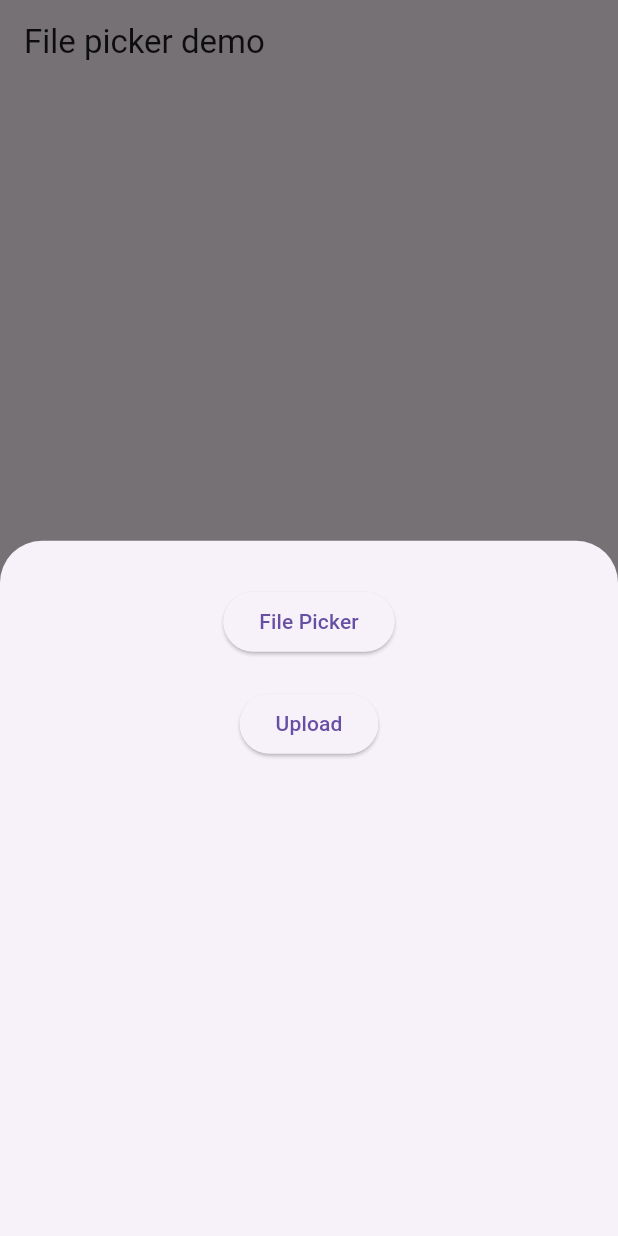
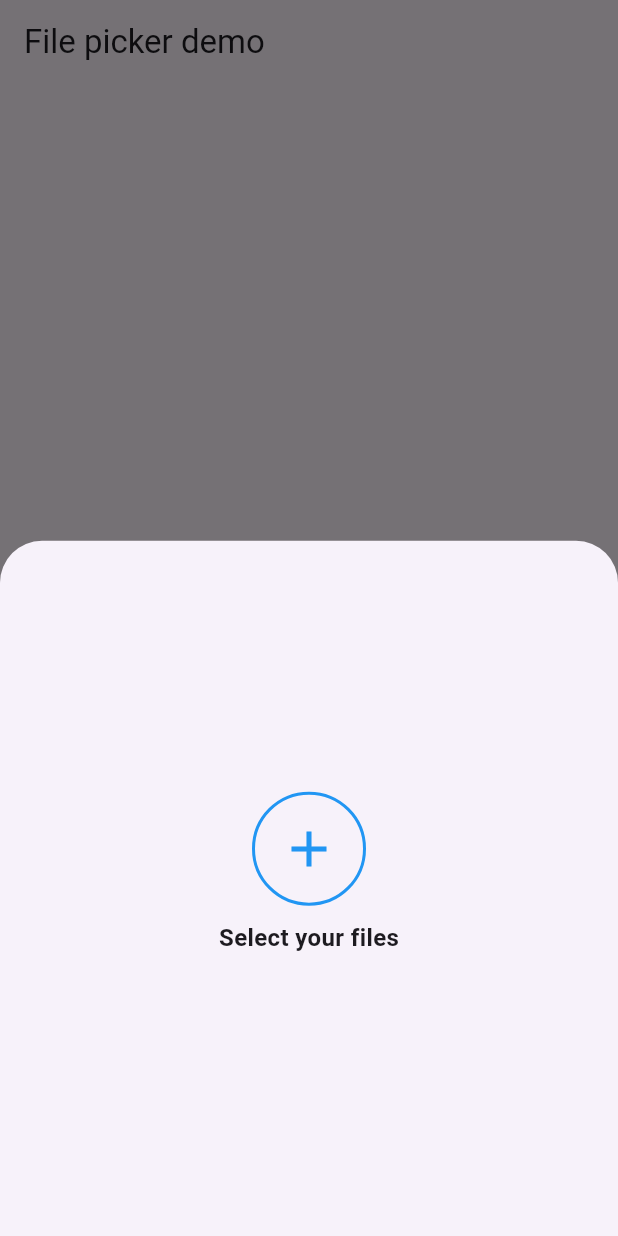
Before and after one commit to mukundsolanki/Pi-Drop, a Flutter app: the screen it shows after launch, after a tap on the "add" icon, on a phone screen of 412 x 824 dp. Run offline on Flutter 3.47's test engine with Material 3 defaults, Android fonts, the phone set to English and light mode, and no system bars; our stand-ins replace file_picker.

Commit message:
Dynamic select functionality to the icons

```diff
--- a/lib/bottom_sheet.dart
+++ b/lib/bottom_sheet.dart
@@ -18,67 +18,65 @@ class BottomSheetWidget extends StatefulWidget {
 
 class _BottomSheetWidgetState extends State<BottomSheetWidget> {
   FilePickerResult? result;
+  bool isReadyToUpload = false;
+
   @override
   Widget build(BuildContext context) {
-    return Padding(
+    return Container(
+      width: double.infinity,
+      child: Padding(
         padding: const EdgeInsets.all(30.0),
         child: Column(
-        mainAxisAlignment: MainAxisAlignment.start,
-        children: [
-          if (result != null)
-            Padding(
-              padding: const EdgeInsets.all(8.0),
-              child: Column(
-                crossAxisAlignment: CrossAxisAlignment.center,
           mainAxisAlignment: MainAxisAlignment.center,
           children: [
-                  const Text(
-                    'Selected file:',
-                    style: TextStyle(fontSize: 16, fontWeight: FontWeight.bold),
-                  ),
-                  const SizedBox(
-                    height: 10,
-                  ),
-                  ListView.separated(
-                    shrinkWrap: true,
-                    itemCount: result?.files.length ?? 0,
-                    itemBuilder: (context, index) {
-                      return Text(result?.files[index].name ?? '',
-                          style: const TextStyle(
-                              fontSize: 16, fontWeight: FontWeight.bold));
-                    },
-                    separatorBuilder: (BuildContext context, int index) {
-                      return const SizedBox(
-                        height: 5,
-                      );
-                    },
-                  )
-                ],
-              ),
-            ),
-          // const Spacer(),
-          Center(
-            child: ElevatedButton(
-              onPressed: () async {
+            GestureDetector(
+              onTap: () async {
                 result =
                     await FilePicker.platform.pickFiles(allowMultiple: true);
                 if (result == null) {
                   print("No file selected");
                 } else {
-                  setState(() {});
+                  setState(() {
+                    isReadyToUpload = true;
+                  });
                   for (var element in result!.files) {
                     print(element.name);
                   }
                 }
               },
-              child: const Text("File Picker"),
+              child: Container(
+                decoration: BoxDecoration(
+                  shape: BoxShape.circle,
+                  border: Border.all(
+                    width: 2.0,
+                    color: isReadyToUpload ? Colors.green : Colors.blue,
+                  ),
+                  color: isReadyToUpload ? Colors.green : Colors.transparent,
+                ),
+                child: Padding(
+                  padding: const EdgeInsets.all(16.0),
+                  child: Icon(
+                    isReadyToUpload ? Icons.check : Icons.add,
+                    size: 40.0,
+                    color: isReadyToUpload ? Colors.white : Colors.blue,
                   ),
                 ),
-          const SizedBox(height: 20), // Add spacing between buttons
+              ),
+            ),
+            const SizedBox(height: 10),
+            Text(
+              isReadyToUpload
+                  ? '${result?.files.length} Ready to upload'
+                  : 'Select your files',
+              style: TextStyle(fontSize: 16, fontWeight: FontWeight.bold),
+            ),
+            const SizedBox(height: 20),
+            if (isReadyToUpload)
               ElevatedButton(
                 onPressed: () {
                   if (result != null) {
                     _uploadFile(result!.files);
+                    Navigator.pop(context);
                   } else {
                     print("Please pick a file first");
                   }
@@ -86,6 +84,7 @@ class _BottomSheetWidgetState extends State<BottomSheetWidget> {
                 child: const Text("Upload"),
               ),
           ],
+        ),
       ),
     );
   }
```
Lines whose indentation alone changed are shown as unchanged.
